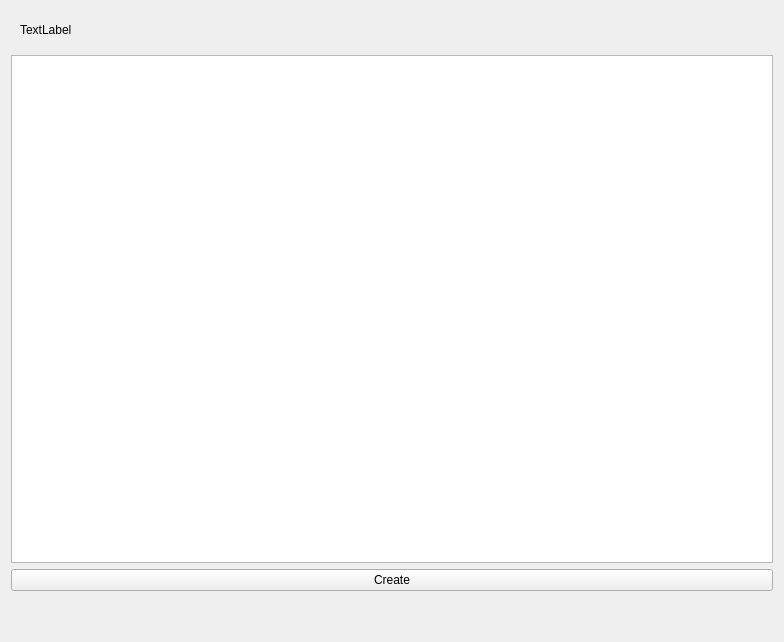
First picture: the form in plugins/network/src/connection-show-page.ui, repository openeuler-mirror/kiran-control-panel, before the edit.
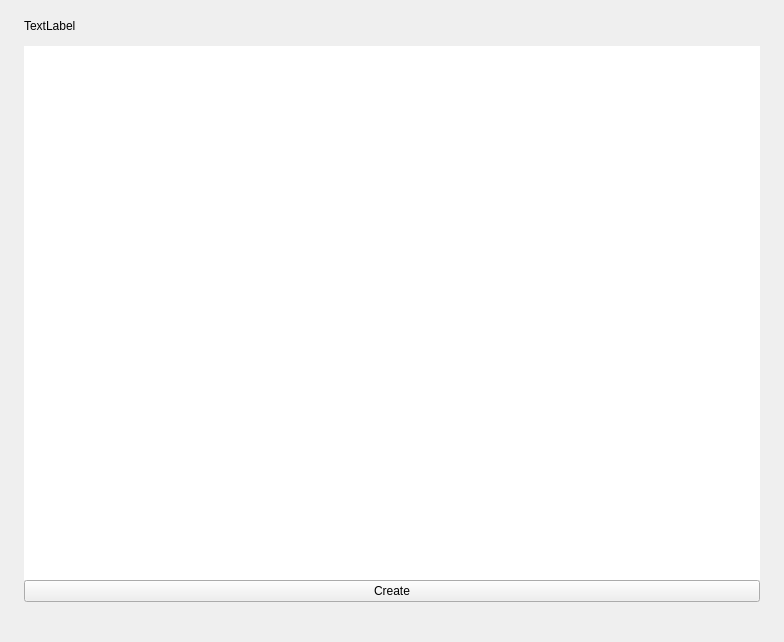
Second picture: the form after the edit. Custom widgets are drawn as their Qt base class.

Commit message:
feature(network):UI adjustment and beautification of network plugin pages
- 网络插件页面的UI调整及美化

What changed in the file:
```diff
--- a/plugins/network/src/connection-show-page.ui
+++ b/plugins/network/src/connection-show-page.ui
@@ -14,6 +14,21 @@
    <string>ConnectionShowPage</string>
   </property>
   <layout class="QVBoxLayout" name="verticalScrollAreaWidgetContentsLayout" stretch="0,1,0">
+   <property name="spacing">
+    <number>10</number>
+   </property>
+   <property name="leftMargin">
+    <number>24</number>
+   </property>
+   <property name="topMargin">
+    <number>16</number>
+   </property>
+   <property name="rightMargin">
+    <number>24</number>
+   </property>
+   <property name="bottomMargin">
+    <number>0</number>
+   </property>
    <item>
     <widget class="QWidget" name="widget_2" native="true">
      <property name="sizePolicy">
@@ -29,6 +44,18 @@
       <property name="spacing">
        <number>0</number>
       </property>
+      <property name="leftMargin">
+       <number>0</number>
+      </property>
+      <property name="topMargin">
+       <number>0</number>
+      </property>
+      <property name="rightMargin">
+       <number>0</number>
+      </property>
+      <property name="bottomMargin">
+       <number>0</number>
+      </property>
       <item>
        <widget class="QLabel" name="title">
         <property name="text">
@@ -54,6 +81,9 @@
    </item>
    <item>
     <layout class="QVBoxLayout" name="m_verticalDeviceWidgetLayout">
+     <property name="spacing">
+      <number>0</number>
+     </property>
      <item>
       <widget class="ConnectionLists" name="connectionLists">
        <property name="sizePolicy">
@@ -68,6 +98,12 @@
          <height>0</height>
         </size>
        </property>
+       <property name="frameShape">
+        <enum>QFrame::NoFrame</enum>
+       </property>
+       <property name="lineWidth">
+        <number>0</number>
+       </property>
        <property name="sizeAdjustPolicy">
         <enum>QAbstractScrollArea::AdjustToContents</enum>
        </property>
```
The commit also changes 43 other files.
